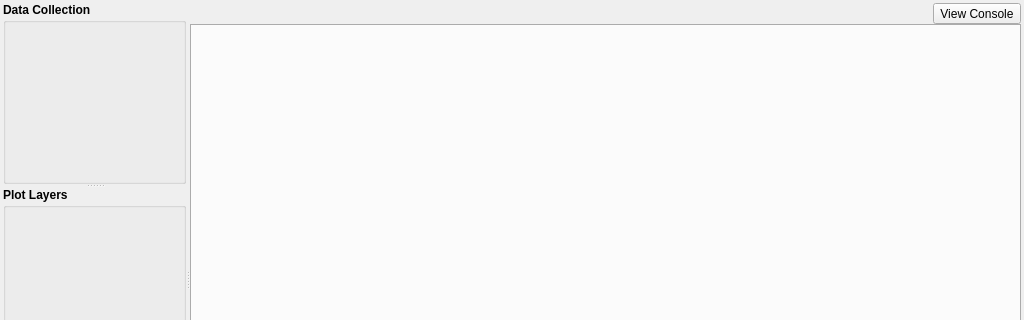
Qt form glue/app/qt/application.ui (glue-viz/glue) before a commit; both pictures show x 0 to 1024 and y 0 to 320 of the 1024 by 557 pixel window.
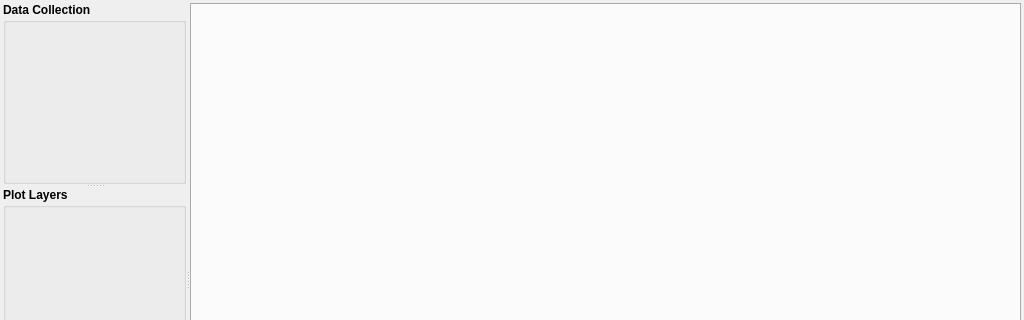
The same form after that commit.

Commit message: Reorganize buttons to place them all in toolbar

Diff of the .ui file:
```diff
--- a/glue/app/qt/application.ui
+++ b/glue/app/qt/application.ui
@@ -155,33 +155,6 @@
        <property name="topMargin">
         <number>0</number>
        </property>
-       <item>
-        <layout class="QHBoxLayout" name="layout_top">
-         <item>
-          <spacer name="horizontalSpacer">
-           <property name="orientation">
-            <enum>Qt::Horizontal</enum>
-           </property>
-           <property name="sizeHint" stdset="0">
-            <size>
-             <width>40</width>
-             <height>2</height>
-            </size>
-           </property>
-          </spacer>
-         </item>
-         <item>
-          <widget class="QToolButton" name="button_console">
-           <property name="toolTip">
-            <string>View Errors and Warnings</string>
-           </property>
-           <property name="text">
-            <string>View Console</string>
-           </property>
-          </widget>
-         </item>
-        </layout>
-       </item>
        <item>
         <widget class="QTabWidget" name="tabWidget">
          <property name="enabled">
```
The commit also changes 4 other files.
